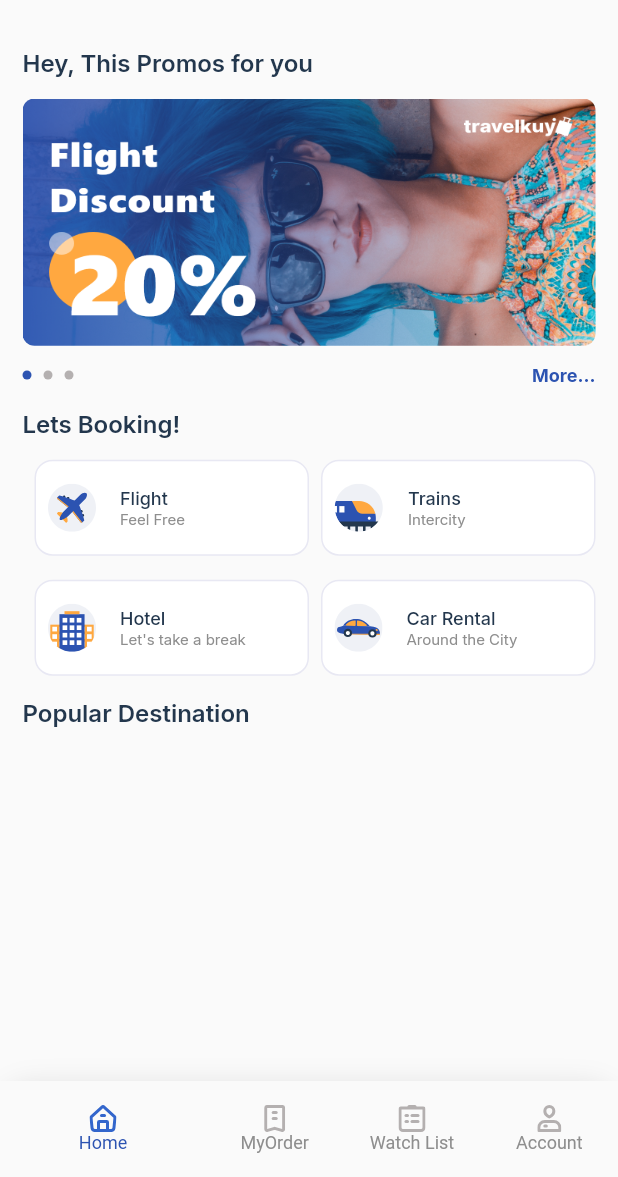
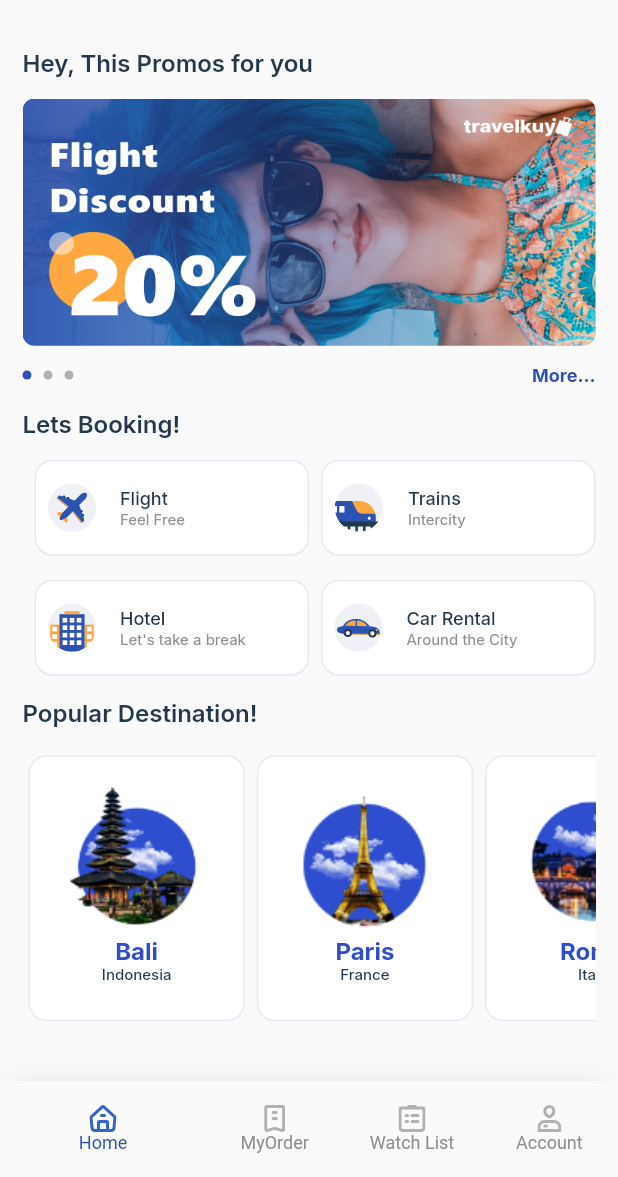
Before and after one commit to farhan1202/travelkuy-app, a Flutter app: the screen it shows after launch, on a phone screen of 412 x 824 dp, the part 59-1236 px from its top. Run offline on Flutter 3.47's test engine with Material 2 defaults, Android fonts, the phone set to English and light mode, and no system bars; our stand-ins replace flutter_svg, flutter_swiper, get, google_fonts.

Commit message:
update UI #1

```diff
--- /dev/null
+++ b/lib/app/data/model/Populars.dart
@@ -0,0 +1,45 @@
+class PopularDestinationModel {
+  String name;
+  String country;
+  String image;
+
+  PopularDestinationModel(this.name, this.country, this.image);
+}
+
+List<PopularDestinationModel> populars = popularsData
+    .map((item) => PopularDestinationModel(
+        item['name']!, item['country']!, item['image']!))
+    .toList();
+
+var popularsData = [
+  {
+    "name": "Bali",
+    "country": "Indonesia",
+    "image": "assets/images/destination_bali.png"
+  },
+  {
+    "name": "Paris",
+    "country": "France",
+    "image": "assets/images/destination_paris.png"
+  },
+  {
+    "name": "Rome",
+    "country": "Italy",
+    "image": "assets/images/destination_rome.png"
+  },
+  {
+    "name": "Bali",
+    "country": "Indonesia",
+    "image": "assets/images/destination_bali.png"
+  },
+  {
+    "name": "Paris",
+    "country": "France",
+    "image": "assets/images/destination_paris.png"
+  },
+  {
+    "name": "Rome",
+    "country": "Italy",
+    "image": "assets/images/destination_rome.png"
+  },
+];
--- /dev/null
+++ b/lib/app/modules/main/home/views/components/popularSection.dart
@@ -0,0 +1,57 @@
+import "package:flutter/material.dart";
+import 'package:travelapp/app/data/constants/color_constants.dart';
+import 'package:travelapp/app/data/constants/style_constants.dart';
+import 'package:travelapp/app/data/model/Populars.dart';
+
+class PopularDestination extends StatelessWidget {
+  const PopularDestination({
+    Key? key,
+    required this.size,
+  }) : super(key: key);
+
+  final Size size;
+
+  @override
+  Widget build(BuildContext context) {
+    return Container(
+      height: size.height * 0.225,
+      child: ListView.builder(
+        itemCount: populars.length,
+        scrollDirection: Axis.horizontal,
+        itemBuilder: (context, index) => Card(
+          elevation: 0,
+          shape: RoundedRectangleBorder(
+            borderRadius: BorderRadius.circular(12),
+          ),
+          child: Container(
+            width: size.width * 0.35,
+            decoration: BoxDecoration(
+              borderRadius: BorderRadius.circular(12),
+              border: Border.all(color: mBorderColor, width: 1),
+            ),
+            child: Padding(
+              padding: const EdgeInsets.only(top: 8.0, bottom: 16),
+              child: Column(
+                mainAxisAlignment: MainAxisAlignment.center,
+                children: [
+                  Image.asset(
+                    populars[index].image,
+                    height: size.height * 0.125,
+                  ),
+                  Text(
+                    populars[index].name,
+                    style: mPopularDestinationTitleStyle,
+                  ),
+                  Text(
+                    populars[index].country,
+                    style: mPopularDestinationSubtitleStyle,
+                  )
+                ],
+              ),
+            ),
+          ),
+        ),
+      ),
+    );
+  }
+}
--- a/lib/app/modules/main/home/views/home_view.dart
+++ b/lib/app/modules/main/home/views/home_view.dart
@@ -4,10 +4,12 @@ import 'package:flutter_svg/flutter_svg.dart';
 import 'package:get/get.dart';
 import 'package:travelapp/app/data/constants/color_constants.dart';
 import 'package:travelapp/app/data/constants/style_constants.dart';
+import 'package:travelapp/app/data/model/Populars.dart';
 
 import '../controllers/home_controller.dart';
 import 'components/bannerTopMenu.dart';
 import 'components/bottomNavBar.dart';
+import 'components/popularSection.dart';
 import 'components/serviceSection.dart';
 
 class HomeView extends GetView<HomeController> {
@@ -52,10 +54,11 @@ class HomeView extends GetView<HomeController> {
                   Container(
                     margin: EdgeInsets.symmetric(vertical: 15),
                     child: Text(
-                      "Popular Destination",
+                      "Popular Destination!",
                       style: mTitleStyle,
                     ),
                   ),
+                  PopularDestination(size: size)
                 ],
               ),
             )
```
